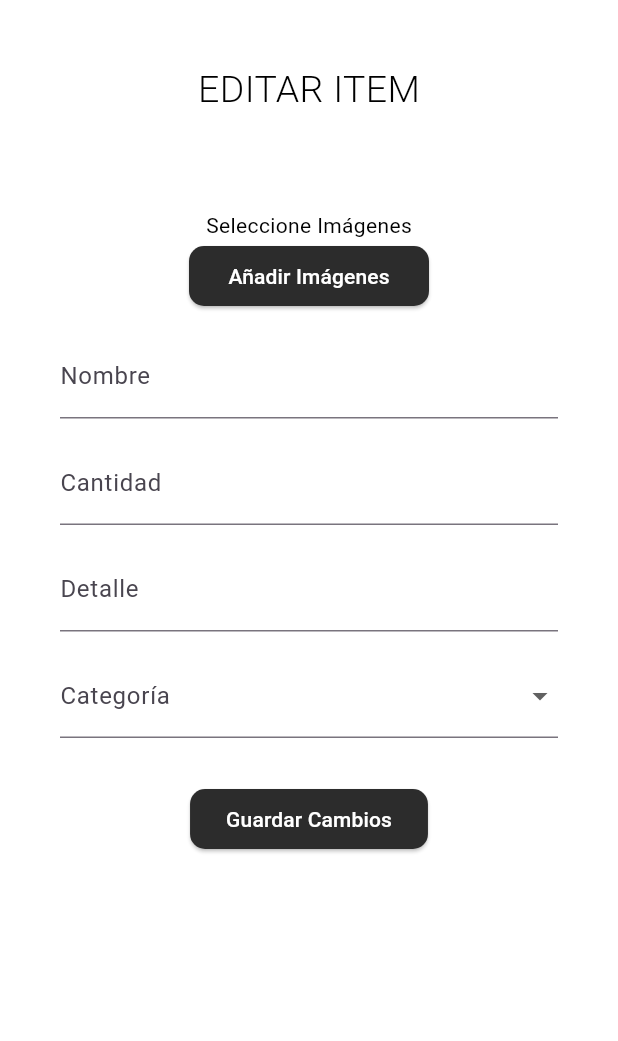
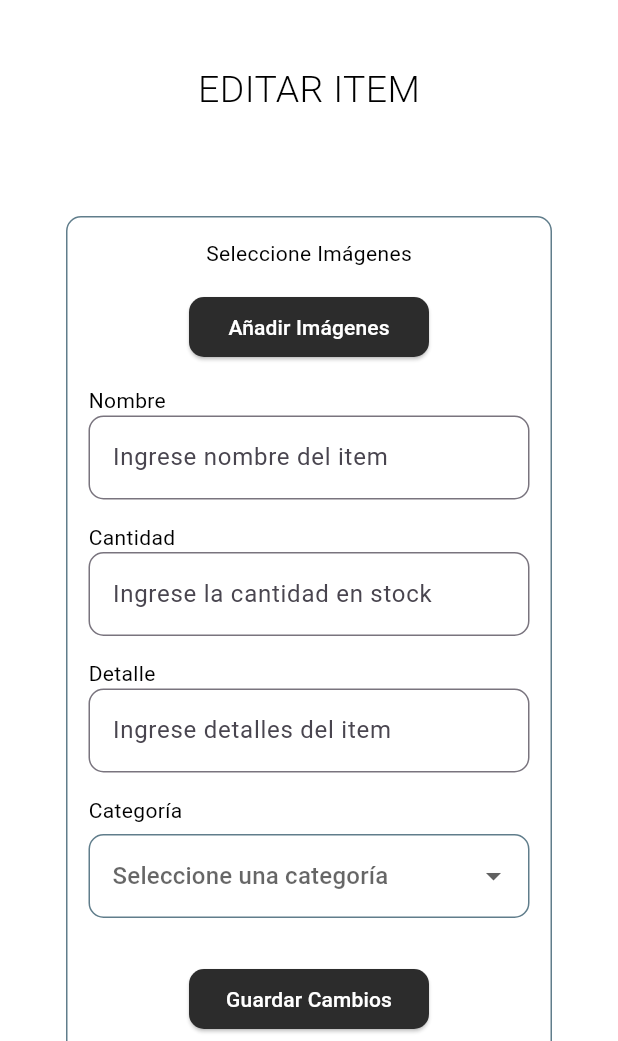
Before and after one commit to Lusho24/Giuseppev3, a Flutter app: the EditObjectForm screen opened directly with empty values, after a tap on "Añadir Imágenes", on a phone screen of 412 x 824 dp, the part 195-1236 px from its top. Run offline on Flutter 3.47's test engine with Material 3 defaults, Android fonts, the phone set to English and light mode, and no system bars; our stand-ins replace camera, carousel_slider, cloud_firestore, firebase_core, firebase_storage, image_picker and 5 more; missing offline and left inert: flutter_vision; accounts and stored records are empty.

Commit message:
cambios pagina edit

```diff
--- a/giuseppe/lib/presentation/tabs/inventory/object_form/edit_object_form.dart
+++ b/giuseppe/lib/presentation/tabs/inventory/object_form/edit_object_form.dart
@@ -58,16 +58,20 @@ class _EditObjectFormState extends State<EditObjectForm> {
               ),
             ],
           ),
+
+
           // Fondo opaco y animación de carga
           if (_isLoading)
             Positioned.fill(
               child: Container(
+                padding: const EdgeInsets.only(top: 40),
                 color: Colors.black.withOpacity(0.75),
                 child: Center(
                   child: Lottie.asset(
                     'assets/lottiefiles/loading1.json',
                     width: 250,
                     height: 250,
+                    repeat: true,
                   ),
                 ),
               ),
@@ -76,6 +80,12 @@ class _EditObjectFormState extends State<EditObjectForm> {
       ),
     );
   }
+  void setLoading(bool isLoading) {
+    setState(() {
+      _isLoading = isLoading;
+    });
+  }
+
 }
 
 class _EditObjectFormBody extends StatefulWidget {
@@ -96,8 +106,8 @@ class _EditObjectFormBody extends StatefulWidget {
 
 class _EditObjectFormBodyState extends State<_EditObjectFormBody> {
   final _formKey = GlobalKey<FormState>();
-  final ImagePicker _picker = ImagePicker();
-
+  final ImagePicker picker = ImagePicker();
+  List<File> _itemImg = []; //imagenes
   late TextEditingController _nameController;
   late TextEditingController _quantityController;
   late TextEditingController _detailController;
@@ -121,27 +131,37 @@ class _EditObjectFormBodyState extends State<_EditObjectFormBody> {
     _selectedCategory = widget.item['category'];
   }
 
-  final List<String> _categories = [
-    'Electrónica',
-    'Ropa',
-    'Muebles',
-    'Deportes',
-    'Libros',
-  ]; // Lista de categorías disponibles
+  List<String> _categories = [
+    'Accesorios', //ia
+    'Auxiliares',
+    'Bases', //ia
+    'Candelabros', //ia
+    'Electrodomésticos',
+    'Herramientas',
+    'Lamparas', //ia
+    'Mobiliario', //ia
+    'Vajilla', //ia
+    'Otros',
+  ];
 
 
-  Future<void> _pickImage() async {
-    if (_localImages.length + _remoteImages.length >= 4) {
+  Future getImages() async {
+    // Limitar a 4 imágenes
+    if (_itemImg.length >= 4) {
       ScaffoldMessenger.of(context).showSnackBar(
         const SnackBar(content: Text('Máximo 4 imágenes.')),
       );
       return;
     }
-
-    final List<XFile>? selectedImages = await _picker.pickMultiImage();
-    if (selectedImages != null) {
+    // Seleccionar las imágenes
+    final List<XFile>? tempImgs = await picker.pickMultiImage();
+    if (tempImgs != null) {
       setState(() {
-        _localImages.addAll(selectedImages.map((img) => File(img.path)));
+        for (var img in tempImgs) {
+          if (_itemImg.length < 4) {
+            _itemImg.add(File(img.path));
+          }
+        }
       });
     }
   }
@@ -161,9 +181,23 @@ class _EditObjectFormBodyState extends State<_EditObjectFormBody> {
   Widget build(BuildContext context) {
     return SingleChildScrollView(
       padding: const EdgeInsets.all(20.0),
+      child: Card(
+        elevation: 0,
+        color: Colors.transparent,
+        shape: RoundedRectangleBorder(
+          borderRadius: BorderRadius.circular(10.0),
+          side: const BorderSide(
+            color: Colors.blueGrey, // Cambia al color deseado
+            width: 1.0,
+          ),
+        ),
+        child: Padding(
+          padding: const EdgeInsets.all(15.0),
           child: Form(
             key: _formKey,
+            autovalidateMode: AutovalidateMode.onUserInteraction,
             child: Column(
+              crossAxisAlignment: CrossAxisAlignment.start,
               children: [
                 // Carrusel de imágenes
                 Center(
@@ -190,21 +224,28 @@ class _EditObjectFormBodyState extends State<_EditObjectFormBody> {
                                   url,
                                   height: 120,
                                   width: 120,
-                              fit: BoxFit.cover,
-                              errorBuilder: (context, error, stackTrace) {
-                                return const Icon(Icons.error, size: 120, color: Colors.red);
+                                  fit: BoxFit.contain,
+                                  errorBuilder:
+                                      (context, error, stackTrace) {
+                                    return const Icon(
+                                      Icons.error,
+                                      size: 120,
+                                      color: Colors.red,
+                                    );
                                   },
                                 ),
                                 Positioned(
                                   right: 0,
                                   child: GestureDetector(
-                                onTap: () => _removeImage(index, true),
+                                    onTap: () =>
+                                        _removeImage(index, true),
                                     child: Container(
                                       width: 20,
                                       height: 20,
                                       decoration: BoxDecoration(
                                         color: Colors.black,
-                                    borderRadius: BorderRadius.circular(5),
+                                        borderRadius:
+                                        BorderRadius.circular(5),
                                       ),
                                       child: const Icon(
                                         Icons.close,
@@ -235,13 +276,15 @@ class _EditObjectFormBodyState extends State<_EditObjectFormBody> {
                                 Positioned(
                                   right: 0,
                                   child: GestureDetector(
-                                onTap: () => _removeImage(index, false),
+                                    onTap: () =>
+                                        _removeImage(index, false),
                                     child: Container(
                                       width: 20,
                                       height: 20,
                                       decoration: BoxDecoration(
                                         color: Colors.black,
-                                    borderRadius: BorderRadius.circular(5),
+                                        borderRadius:
+                                        BorderRadius.circular(5),
                                       ),
                                       child: const Icon(
                                         Icons.close,
@@ -259,35 +302,76 @@ class _EditObjectFormBodyState extends State<_EditObjectFormBody> {
                     ],
                   ),
                 ),
-            SizedBox(
+                const SizedBox(height: 15.0),
+                Center(
+                  child: SizedBox(
                     width: 160,
                     child: ElevatedButton(
-                onPressed: _pickImage,
+                      onPressed: getImages,
                       child: const Text("Añadir Imágenes"),
+                    ),
                   ),
                 ),
                 const SizedBox(height: 15.0),
                 // Campos de texto
+                Text('Nombre', style: Theme.of(context).textTheme.bodyMedium),
                 TextFormField(
                   controller: _nameController,
-              decoration: const InputDecoration(labelText: 'Nombre'),
-              validator: (value) => value?.isEmpty == true ? 'Campo requerido' : null,
+                  decoration: InputDecoration(
+                    border: OutlineInputBorder(
+                      borderRadius: BorderRadius.circular(10.0),
+                    ),
+                    hintText: 'Ingrese nombre del item',
+                  ),
+                  validator: (value) =>
+                  value?.isEmpty == true ? 'Campo requerido' : null,
                 ),
                 const SizedBox(height: 15.0),
+                Text('Cantidad', style: Theme.of(context).textTheme.bodyMedium),
                 TextFormField(
                   controller: _quantityController,
-              decoration: const InputDecoration(labelText: 'Cantidad'),
-              validator: (value) => value?.isEmpty == true ? 'Campo requerido' : null,
+                  decoration: InputDecoration(
+                    border: OutlineInputBorder(
+                      borderRadius: BorderRadius.circular(10.0),
+                    ),
+                    hintText: 'Ingrese la cantidad en stock',
+                  ),
+                  validator: (value) =>
+                  value?.isEmpty == true ? 'Campo requerido' : null,
                 ),
                 const SizedBox(height: 15.0),
+                Text('Detalle', style: Theme.of(context).textTheme.bodyMedium),
                 TextFormField(
                   controller: _detailController,
-              decoration: const InputDecoration(labelText: 'Detalle'),
+                  decoration: InputDecoration(
+                    border: OutlineInputBorder(
+                      borderRadius: BorderRadius.circular(10.0),
+                    ),
+                    hintText: 'Ingrese detalles del item',
+                  ),
                 ),
                 const SizedBox(height: 15.0),
-            // Campo de categoría
+                Text('Categoría', style: Theme.of(context).textTheme.bodyMedium),
+                const SizedBox(height: 6.0),
                 DropdownButtonFormField<String>(
                   value: _selectedCategory,
+                  decoration: InputDecoration(
+                    border: OutlineInputBorder(
+                      borderRadius: BorderRadius.circular(10.0),
+                      borderSide: const BorderSide(
+                        color: Colors.blueGrey,
+                        width: 1.0,
+                      ),
+                    ),
+                    enabledBorder: OutlineInputBorder(
+                      borderRadius: BorderRadius.circular(10.0),
+                      borderSide: const BorderSide(
+                        color: Colors.blueGrey,
+                        width: 1.0,
+                      ),
+                    ),
+                  ),
+                  hint: const Text('Seleccione una categoría'),
                   items: _categories.map((category) {
                     return DropdownMenuItem(
                       value: category,
@@ -299,20 +383,26 @@ class _EditObjectFormBodyState extends State<_EditObjectFormBody> {
                       _selectedCategory = value;
                     });
                   },
-              decoration: const InputDecoration(labelText: 'Categoría'),
                   validator: (value) =>
-              value == null || value.isEmpty ? 'Seleccione una categoría' : null,
+                  value == null ? 'Seleccione una categoría' : null,
                 ),
                 const SizedBox(height: 30.0),
-            ElevatedButton(
+                Center(
+                  child: SizedBox(
+                    width: 160,
+                    child: ElevatedButton(
                       onPressed: () {
                         if (_formKey.currentState?.validate() == true) {
-                  // Guardar cambios
+                          // Lógica para guardar
                         }
                       },
                       child: const Text("Guardar Cambios"),
                     ),
+                  ),
+                ),
               ],
+            ),
+          ),
         ),
       ),
     );
```
Lines whose indentation alone changed are shown as unchanged.
